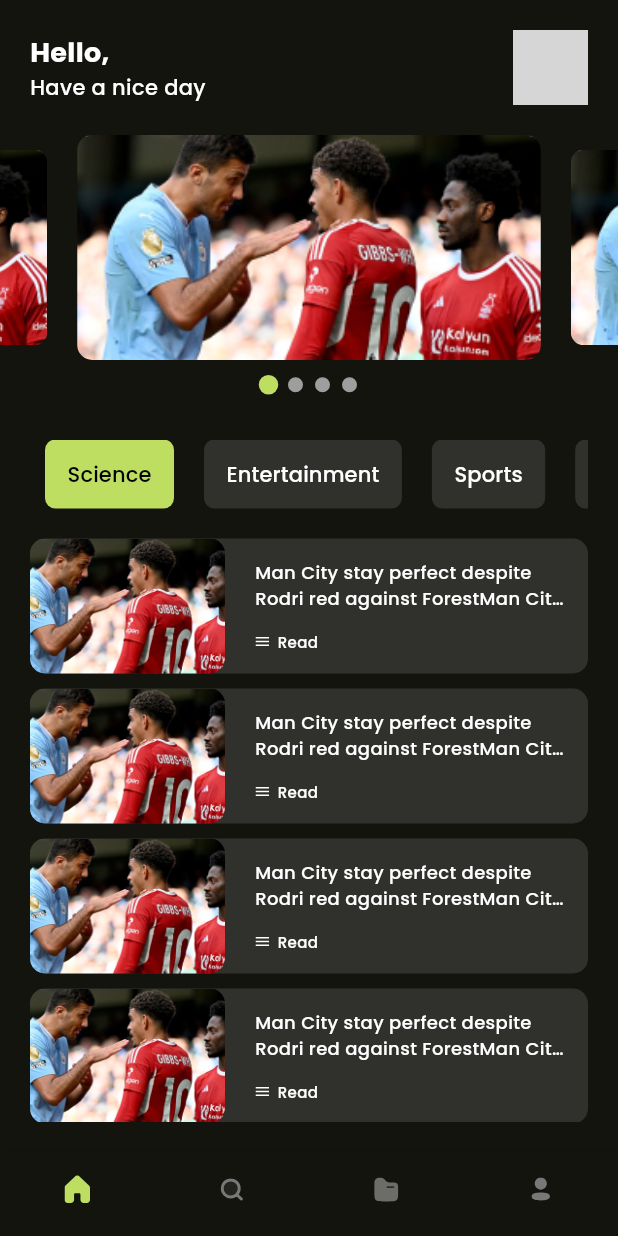
After one commit to sayedabdul-aziz/Kimit-P7-G136, a Flutter app: the HomeView screen opened directly, on a phone screen of 412 x 824 dp. The commit adds this screen. Run offline on Flutter 3.47's test engine with Material 3 defaults, Android fonts, the light colour scheme and no system bars; drawn by our look-alikes of buttons_tabbar, carousel_slider, smooth_page_indicator; our stand-ins replace date_picker_timeline, flutter_bloc, flutter_svg, gap, google_fonts, hive and 4 more; accounts and stored records are empty; generated files the repository leaves out were written again; grey boxes are pictures that could not be loaded.

Commit message:
update insights news app

```diff
--- a/insights_news_19_12/lib/core/storage/local_storage.dart
+++ b/insights_news_19_12/lib/core/storage/local_storage.dart
@@ -19,6 +19,6 @@ class AppLocalStorage {
   //get
   static Future<dynamic> getCachedData(String key) async {
     SharedPreferences pref = await SharedPreferences.getInstance();
-    pref.get(key);
+    return pref.get(key);
   }
 }
--- /dev/null
+++ b/insights_news_19_12/lib/features/home/nav_bar.dart
@@ -0,0 +1,79 @@
+import 'package:flutter/material.dart';
+import 'package:flutter_svg/flutter_svg.dart';
+import 'package:insights_news_19_12/core/utils/app_colors.dart';
+import 'package:insights_news_19_12/features/news/news_view.dart';
+import 'package:insights_news_19_12/features/search/search_view.dart';
+import 'package:insights_news_19_12/features/source/source_view.dart';
+
+class HomeView extends StatefulWidget {
+  const HomeView({super.key});
+
+  @override
+  State<HomeView> createState() => _HomeViewState();
+}
+
+class _HomeViewState extends State<HomeView> {
+  List<Widget> screens = [
+    const NewsView(),
+    const SearchView(),
+    const SourceView(),
+    Center(
+      child: Text(
+        'profile',
+        style: TextStyle(color: AppColors.lemonadaColor),
+      ),
+    ),
+  ];
+  int currentIndex = 0;
+  @override
+  Widget build(BuildContext context) {
+    return Scaffold(
+      body: SafeArea(
+        child: screens[currentIndex],
+      ),
+      bottomNavigationBar: BottomNavigationBar(
+          type: BottomNavigationBarType.fixed,
+          backgroundColor: AppColors.scaffoldBg,
+          // selectedItemColor: AppColors.lemonadaColor,
+          // unselectedItemColor: Colors.grey,
+          showSelectedLabels: false,
+          showUnselectedLabels: false,
+          currentIndex: currentIndex,
+          onTap: (value) {
+            setState(() {
+              currentIndex = value;
+            });
+          },
+          items: [
+            BottomNavigationBarItem(
+              icon: SvgPicture.asset('assets/home.svg'),
+              activeIcon: SvgPicture.asset('assets/home.svg',
+                  colorFilter: ColorFilter.mode(
+                      AppColors.lemonadaColor, BlendMode.srcIn)),
+              label: 'Home',
+            ),
+            BottomNavigationBarItem(
+              icon: SvgPicture.asset('assets/search.svg'),
+              activeIcon: SvgPicture.asset('assets/search.svg',
+                  colorFilter: ColorFilter.mode(
+                      AppColors.lemonadaColor, BlendMode.srcIn)),
+              label: 'Search',
+            ),
+            BottomNavigationBarItem(
+              icon: SvgPicture.asset('assets/source.svg'),
+              activeIcon: SvgPicture.asset('assets/source.svg',
+                  colorFilter: ColorFilter.mode(
+                      AppColors.lemonadaColor, BlendMode.srcIn)),
+              label: 'Source',
+            ),
+            BottomNavigationBarItem(
+              icon: SvgPicture.asset('assets/profile.svg'),
+              activeIcon: SvgPicture.asset('assets/profile.svg',
+                  colorFilter: ColorFilter.mode(
+                      AppColors.lemonadaColor, BlendMode.srcIn)),
+              label: 'Profile',
+            ),
+          ]),
+    );
+  }
+}
--- /dev/null
+++ b/insights_news_19_12/lib/features/news/news_view.dart
@@ -0,0 +1,31 @@
+import 'package:flutter/material.dart';
+import 'package:gap/gap.dart';
+import 'package:insights_news_19_12/features/news/widgets/home_header.dart';
+import 'package:insights_news_19_12/features/news/widgets/news_categry.dart';
+import 'package:insights_news_19_12/features/news/widgets/news_slider.dart';
+
+class NewsView extends StatefulWidget {
+  const NewsView({super.key});
+
+  @override
+  State<NewsView> createState() => _NewsViewState();
+}
+
+class _NewsViewState extends State<NewsView> {
+  @override
+  Widget build(BuildContext context) {
+    return const Scaffold(
+      body: Column(
+        children: [
+          Padding(
+            padding: EdgeInsets.all(20),
+            child: HomeHeaderWidget(),
+          ),
+          NewsImageSlider(),
+          Gap(10),
+          NewsCategoryWidget(),
+        ],
+      ),
+    );
+  }
+}
--- /dev/null
+++ b/insights_news_19_12/lib/features/news/widgets/home_header.dart
@@ -0,0 +1,64 @@
+import 'dart:io';
+
+import 'package:flutter/material.dart';
+import 'package:insights_news_19_12/core/storage/local_storage.dart';
+import 'package:insights_news_19_12/core/utils/app_colors.dart';
+import 'package:insights_news_19_12/core/utils/styles.dart';
+
+class HomeHeaderWidget extends StatefulWidget {
+  const HomeHeaderWidget({super.key});
+
+  @override
+  State<HomeHeaderWidget> createState() => _HomeHeaderWidgetState();
+}
+
+class _HomeHeaderWidgetState extends State<HomeHeaderWidget> {
+  String name = '';
+  String? imagePath;
+  @override
+  void initState() {
+    super.initState();
+    AppLocalStorage.getCachedData(AppLocalStorage.Name_Key).then((value) {
+      setState(() {
+        name = value;
+      });
+    });
+    AppLocalStorage.getCachedData(AppLocalStorage.Image_Key).then((value) {
+      setState(() {
+        imagePath = value;
+      });
+    });
+  }
+
+  @override
+  Widget build(BuildContext context) {
+    return Row(
+      children: [
+        Column(
+          crossAxisAlignment: CrossAxisAlignment.start,
+          children: [
+            Text.rich(TextSpan(children: [
+              TextSpan(text: 'Hello, ', style: getTitleStyle(fontSize: 18)),
+              TextSpan(
+                  text: name,
+                  style: getTitleStyle(
+                      fontSize: 18, color: AppColors.lemonadaColor)),
+            ])),
+            Text(
+              'Have a nice day',
+              style: getBodyStyle(fontSize: 14),
+            ),
+          ],
+        ),
+        const Spacer(),
+        CircleAvatar(
+          radius: 25,
+          backgroundColor: AppColors.lemonadaColor,
+          backgroundImage: (imagePath != null)
+              ? FileImage(File(imagePath!)) as ImageProvider
+              : const AssetImage('assets/user.png'),
+        ),
+      ],
+    );
+  }
+}
--- /dev/null
+++ b/insights_news_19_12/lib/features/news/widgets/news_categry.dart
@@ -0,0 +1,63 @@
+import 'package:buttons_tabbar/buttons_tabbar.dart';
+import 'package:flutter/material.dart';
+import 'package:gap/gap.dart';
+import 'package:insights_news_19_12/core/utils/app_colors.dart';
+import 'package:insights_news_19_12/core/utils/styles.dart';
+import 'package:insights_news_19_12/features/news/widgets/news_list_builder.dart';
+
+class NewsCategoryWidget extends StatelessWidget {
+  const NewsCategoryWidget({
+    super.key,
+  });
+
+  @override
+  Widget build(BuildContext context) {
+    return DefaultTabController(
+      length: 4,
+      child: Expanded(
+        child: Padding(
+          padding: const EdgeInsets.all(20),
+          child: Column(
+            children: [
+              ButtonsTabBar(
+                backgroundColor: AppColors.lemonadaColor,
+                buttonMargin: const EdgeInsets.symmetric(horizontal: 10),
+                contentPadding: const EdgeInsets.symmetric(horizontal: 15),
+                unselectedBackgroundColor: AppColors.containerBg,
+                unselectedLabelStyle:
+                    getBodyStyle(fontSize: 14, color: AppColors.whiteColor),
+                labelStyle:
+                    getBodyStyle(fontSize: 14, color: AppColors.blackColor),
+                tabs: const [
+                  Tab(
+                    text: "Science",
+                  ),
+                  Tab(
+                    text: "Entertainment",
+                  ),
+                  Tab(
+                    text: "Sports",
+                  ),
+                  Tab(
+                    text: "Busniess",
+                  ),
+                ],
+              ),
+              const Gap(10),
+              const Expanded(
+                child: TabBarView(
+                  children: [
+                    NewsListBuilder(),
+                    NewsListBuilder(),
+                    NewsListBuilder(),
+                    NewsListBuilder(),
+                  ],
+                ),
+              ),
+            ],
+          ),
+        ),
+      ),
+    );
+  }
+}
--- /dev/null
+++ b/insights_news_19_12/lib/features/news/widgets/news_list_builder.dart
@@ -0,0 +1,66 @@
+import 'package:flutter/material.dart';
+import 'package:flutter_svg/svg.dart';
+import 'package:gap/gap.dart';
+import 'package:insights_news_19_12/core/utils/app_colors.dart';
+import 'package:insights_news_19_12/core/utils/styles.dart';
+
+class NewsListBuilder extends StatelessWidget {
+  const NewsListBuilder({
+    super.key,
+  });
+
+  @override
+  Widget build(BuildContext context) {
+    return ListView.builder(
+      itemCount: 5,
+      itemBuilder: (context, index) {
+        return Container(
+          height: 90,
+          margin: const EdgeInsets.only(top: 10),
+          decoration: BoxDecoration(
+              borderRadius: BorderRadius.circular(10),
+              color: AppColors.containerBg),
+          child: Row(
+            children: [
+              ClipRRect(
+                  borderRadius: BorderRadius.circular(10),
+                  child: Image.asset(
+                    'assets/rodri.jpg',
+                    width: 130,
+                    height: 90,
+                    fit: BoxFit.cover,
+                  )),
+              Expanded(
+                  child: Padding(
+                padding: const EdgeInsets.only(left: 20, right: 10),
+                child: Column(
+                  mainAxisAlignment: MainAxisAlignment.spaceEvenly,
+                  children: [
+                    Text(
+                      'Man City stay perfect despite Rodri red against ForestMan City stay perfect despite Rodri red against Forest',
+                      maxLines: 2,
+                      overflow: TextOverflow.ellipsis,
+                      style: getBodyStyle(
+                          fontSize: 12, color: AppColors.whiteColor),
+                    ),
+                    Row(
+                      children: [
+                        SvgPicture.asset('assets/read.svg'),
+                        const Gap(5),
+                        Text(
+                          'Read',
+                          style: getSmallStyle(
+                              fontSize: 10, color: AppColors.whiteColor),
+                        )
+                      ],
+                    )
+                  ],
+                ),
+              ))
+            ],
+          ),
+        );
+      },
+    );
+  }
+}
--- /dev/null
+++ b/insights_news_19_12/lib/features/news/widgets/news_slider.dart
@@ -0,0 +1,81 @@
+import 'package:carousel_slider/carousel_slider.dart';
+import 'package:flutter/material.dart';
+import 'package:gap/gap.dart';
+import 'package:insights_news_19_12/core/utils/app_colors.dart';
+import 'package:smooth_page_indicator/smooth_page_indicator.dart';
+
+class NewsImageSlider extends StatefulWidget {
+  const NewsImageSlider({super.key});
+
+  @override
+  State<NewsImageSlider> createState() => _NewsImageSliderState();
+}
+
+class _NewsImageSliderState extends State<NewsImageSlider> {
+  List<Widget> images = [
+    ClipRRect(
+        borderRadius: BorderRadius.circular(10),
+        child: Image.asset(
+          'assets/rodri.jpg',
+          height: 150,
+          fit: BoxFit.cover,
+        )),
+    ClipRRect(
+        borderRadius: BorderRadius.circular(10),
+        child: Image.asset(
+          'assets/rodri.jpg',
+          height: 150,
+          fit: BoxFit.cover,
+        )),
+    ClipRRect(
+        borderRadius: BorderRadius.circular(10),
+        child: Image.asset(
+          'assets/rodri.jpg',
+          height: 150,
+          fit: BoxFit.cover,
+        )),
+    ClipRRect(
+        borderRadius: BorderRadius.circular(10),
+        child: Image.asset(
+          'assets/rodri.jpg',
+          height: 150,
+          fit: BoxFit.cover,
+        ))
+  ];
+  int currentPage = 0;
+  @override
+  Widget build(BuildContext context) {
+    return Column(
+      children: [
+        CarouselSlider(
+            items: images,
+            options: CarouselOptions(
+              onPageChanged: (index, reason) {
+                setState(() {
+                  currentPage = index;
+                });
+              },
+              height: 150,
+              viewportFraction: 0.75,
+              enableInfiniteScroll: true,
+              reverse: false,
+              autoPlay: true,
+              enlargeCenterPage: true,
+              enlargeFactor: 0.3,
+              scrollDirection: Axis.horizontal,
+            )),
+        const Gap(10),
+        SmoothPageIndicator(
+          controller: PageController(initialPage: currentPage),
+          count: images.length,
+          axisDirection: Axis.horizontal,
+          effect: ScrollingDotsEffect(
+              dotHeight: 10,
+              dotWidth: 10,
+              activeDotScale: 1.2,
+              activeDotColor: AppColors.lemonadaColor),
+        ),
+      ],
+    );
+  }
+}
--- a/insights_news_19_12/pubspec.yaml
+++ b/insights_news_19_12/pubspec.yaml
@@ -7,12 +7,17 @@ environment:
   sdk: '>=3.2.2 <4.0.0'
 
 dependencies:
+  buttons_tabbar: ^1.3.8
+  carousel_slider: ^4.2.1
   flutter:
     sdk: flutter
+  flutter_svg: ^2.0.9
   gap: ^3.0.1
   google_fonts: ^6.1.0
   image_picker: ^1.0.5
+  salomon_bottom_bar: ^3.3.2
   shared_preferences: ^2.2.2
+  smooth_page_indicator: ^1.1.0
 
 dev_dependencies:
   flutter_lints: ^2.0.0
```
Also changed, not shown: insights_news_19_12/lib/features/home/home_view.dart (deleted, +0 -15 lines), insights_news_19_12/lib/features/search/search_view.dart (added, +55 -0 lines), insights_news_19_12/lib/features/search/widgets/news_list_builder.dart (added, +66 -0 lines), insights_news_19_12/lib/features/source/source_view.dart (added, +35 -0 lines), insights_news_19_12/lib/features/source/widgets/grid_source_item.dart (added, +42 -0 lines), insights_news_19_12/lib/features/splash_view.dart (+6 -2 lines), insights_news_19_12/lib/features/upload/upload_view.dart (+6 -2 lines), insights_news_19_12/lib/main.dart (+9 -2 lines), insights_news_19_12/assets/source.svg (added), insights_news_19_12/pubspec.lock.
